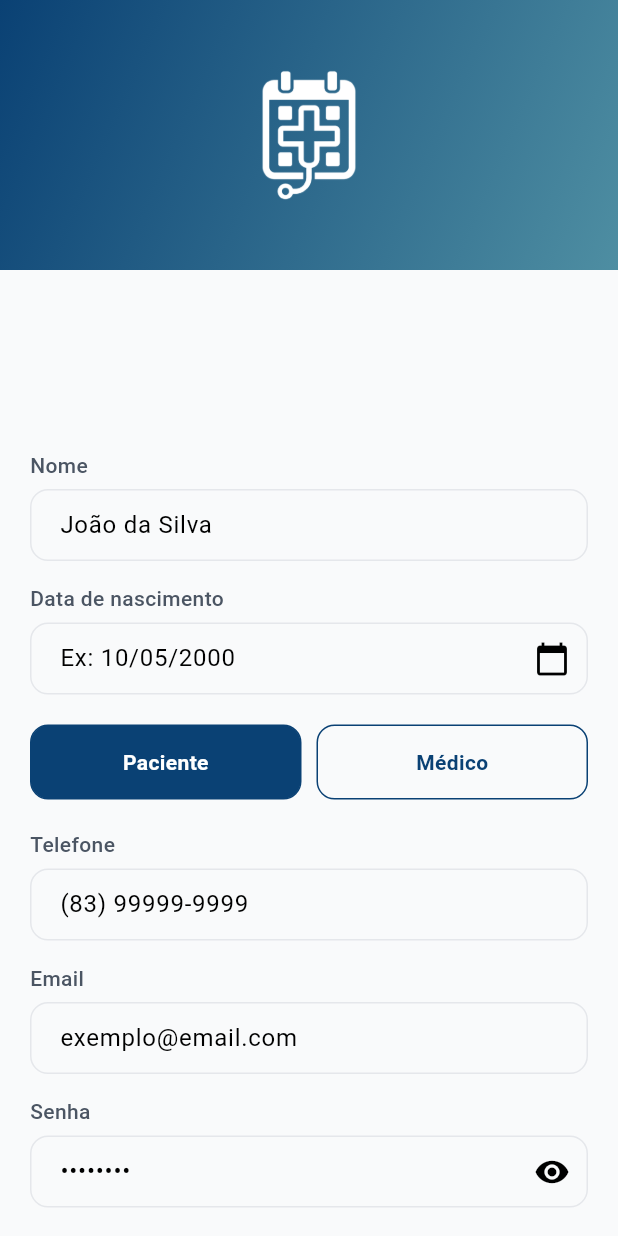
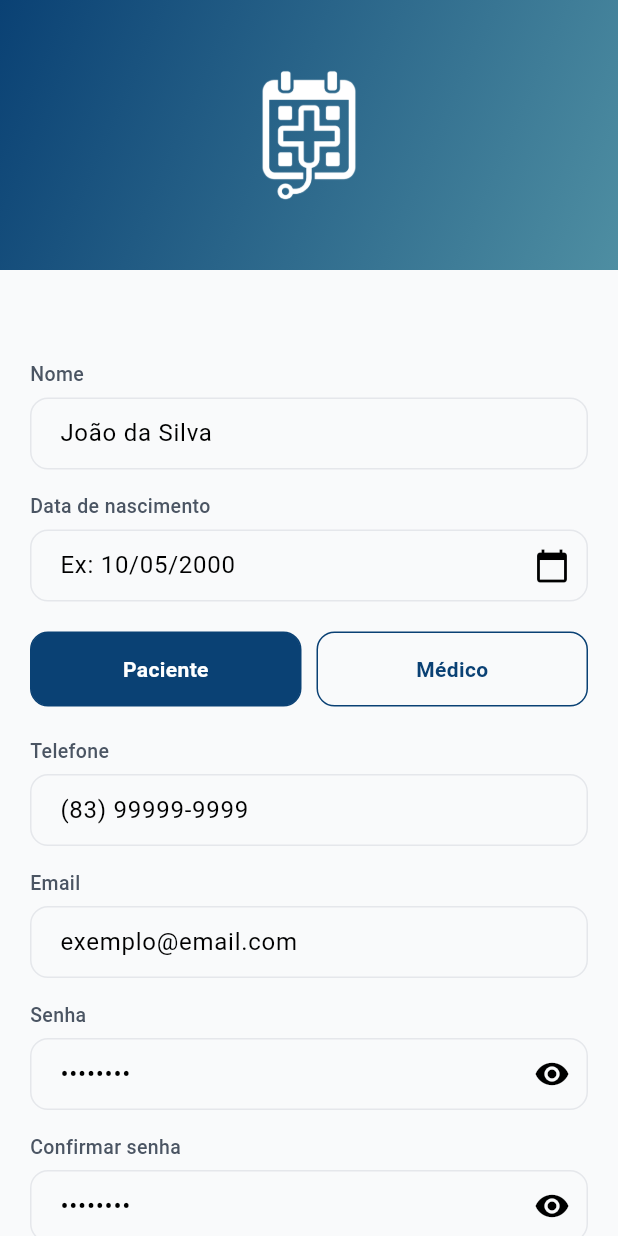
Before and after one commit to psantiago20/Desafio_Final_Flutter, a Flutter app: the screen it shows after launch, after a tap on "Não tem conta? Cadastrar", on a phone screen of 412 x 824 dp. Run offline on Flutter 3.47's test engine with Material 3 defaults, Android fonts, the phone set to English and light mode, and no system bars; our stand-ins replace flutter_riverpod, go_router, google_fonts, mask_text_input_formatter; accounts and stored records are empty; project files that could hold a hidden picture were left out.

Commit message:
feat(auth-ui): aprimora formulário de cadastro com validação, labels e UX consistente

```diff
--- a/frontend/lib/features/auth/widgets/register_form.dart
+++ b/frontend/lib/features/auth/widgets/register_form.dart
@@ -59,10 +59,10 @@
       padding: const EdgeInsets.all(20),
       child: Form(
         key: _formKey,
-        autovalidateMode: AutovalidateMode.onUserInteraction, // 🔥 tempo real
+        autovalidateMode: AutovalidateMode.onUserInteraction,
         child: Column(
           children: [
-            const SizedBox(height: 100),
+            const SizedBox(height: 40),
 
             _input(
               "Nome",
@@ -192,8 +192,14 @@
     return Column(
       crossAxisAlignment: CrossAxisAlignment.start,
       children: [
-        const Text("Data de nascimento",
-            style: TextStyle(fontWeight: FontWeight.w500)),
+        Text(
+          "Data de nascimento",
+          style: TextStyle(
+            fontSize: 13,
+            color: AppTheme.textSecondary,
+            fontWeight: FontWeight.w500,
+          ),
+        ),
         const SizedBox(height: 6),
         TextFormField(
           controller: birthController,
@@ -222,8 +228,14 @@
     return Column(
       crossAxisAlignment: CrossAxisAlignment.start,
       children: [
-        Text(label,
-            style: const TextStyle(fontWeight: FontWeight.w500)),
+        Text(
+          label,
+          style: TextStyle(
+            fontSize: 13,
+            color: AppTheme.textSecondary,
+            fontWeight: FontWeight.w500,
+          ),
+        ),
         const SizedBox(height: 6),
         TextFormField(
           controller: controller,
```
